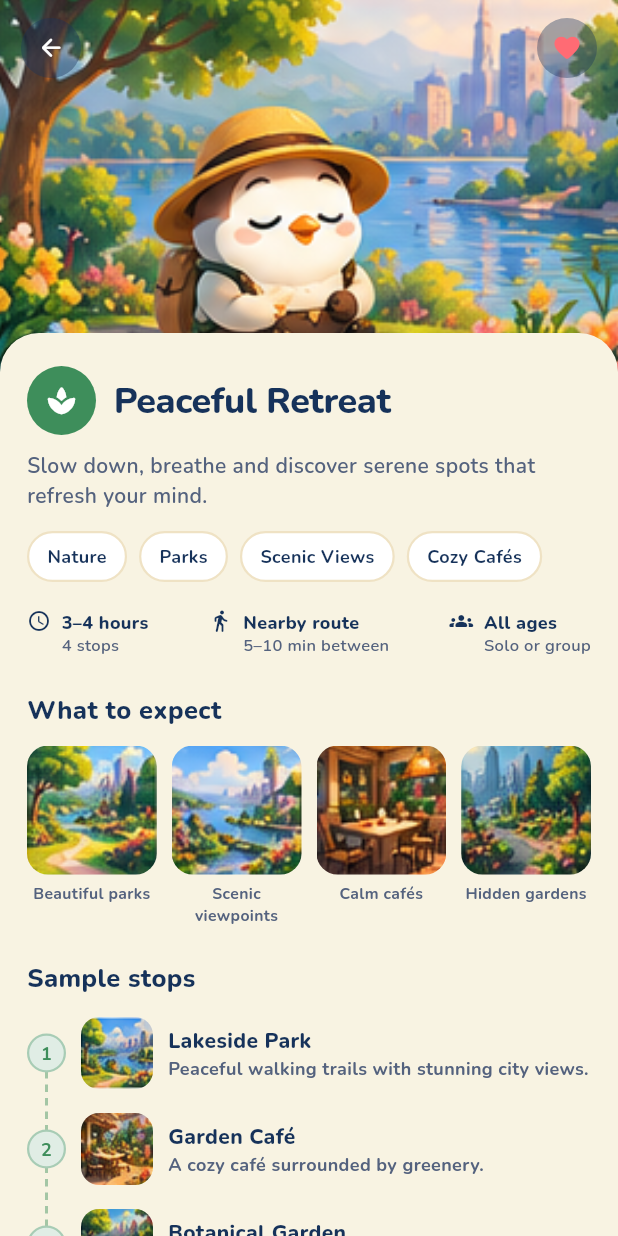
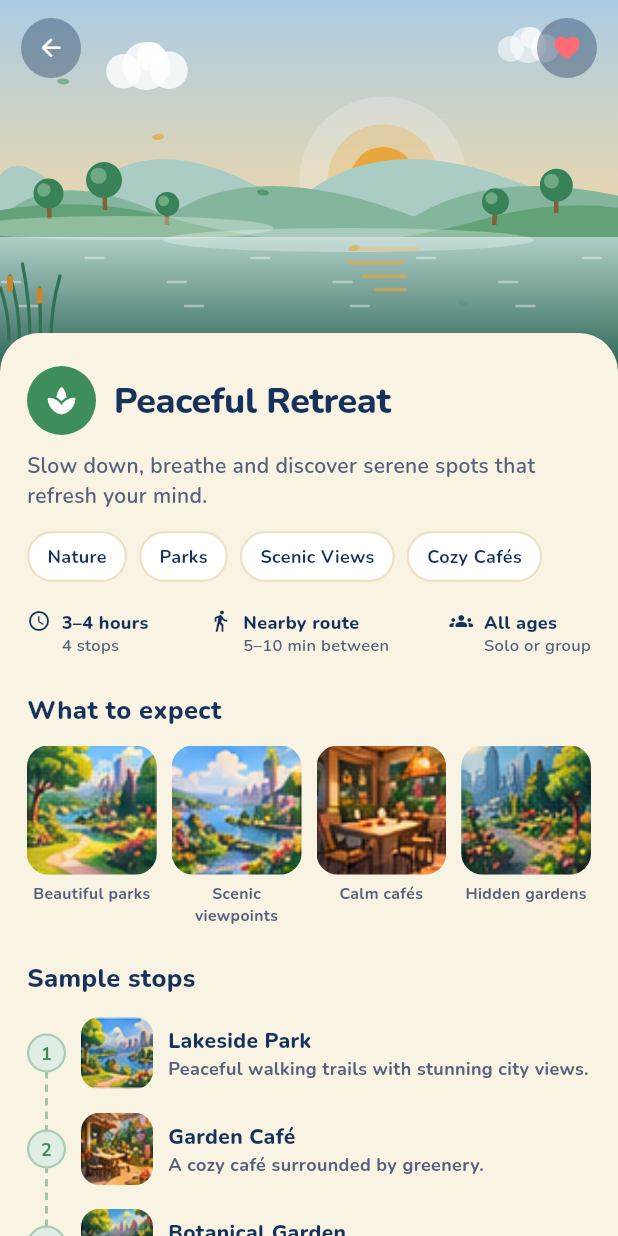
Before and after one commit to pratikHan/MysteryTravel, a Flutter app: the QuestDetailScreen screen opened directly with empty values, after a tap on the "favorite outline" icon, on a phone screen of 412 x 824 dp. Run offline on Flutter 3.47's test engine with Material 3 defaults, Android fonts, the phone set to English and light mode, and no system bars; our stand-ins replace audioplayers, go_router, google_fonts, lottie.

Commit message:
Quest Detail: animated Peaceful Retreat lake scene header
Co-Authored-By: Claude Opus 5.5 <noreply@anthropic.com>

```diff
--- a/app/lib/screens/explore/quest_detail_screen.dart
+++ b/app/lib/screens/explore/quest_detail_screen.dart
@@ -9,6 +9,7 @@ import '../../theme/tokens.dart';
 import '../../widgets/app_text.dart';
 import '../../widgets/buttons.dart';
 import '../../widgets/motion_widgets.dart';
+import 'scenes/quest_scene.dart';
 
 /// One parameterized quest detail screen; the accent comes from the
 /// quest's theme (source: quest_detail_*.dc.html — never fork this).
@@ -24,6 +25,7 @@ class QuestDetailScreen extends StatelessWidget {
     final quest = Fixtures.questById(questId);
     final accent = quest.theme.accent(context.accents);
     final favorite = state.favorites.contains(quest.id);
+    final scene = questSceneFor(quest.id);
     return Scaffold(
       body: ListView(
         padding: EdgeInsets.zero,
@@ -34,12 +36,35 @@ class QuestDetailScreen extends StatelessWidget {
             child: Stack(
               fit: StackFit.expand,
               children: [
-                KenBurns(
-                  child: Hero(
+                // Animated scene when the quest has one (scenes/), else
+                // the static hero art.
+                if (scene != null)
+                  Hero(
                     tag: 'quest-${quest.id}',
-                    child: Image.asset(quest.heroImage, fit: BoxFit.cover),
+                    // Card art cross-fades into the live scene in flight.
+                    // (Flight animation runs 0→1 on push, 1→0 on pop.)
+                    flightShuttleBuilder: (_, animation, direction, from, to) {
+                      final push = direction == HeroFlightDirection.push;
+                      return Stack(
+                        fit: StackFit.expand,
+                        children: [
+                          (push ? to : from).widget,
+                          FadeTransition(
+                            opacity: ReverseAnimation(animation),
+                            child: (push ? from : to).widget,
+                          ),
+                        ],
+                      );
+                    },
+                    child: scene,
+                  )
+                else
+                  KenBurns(
+                    child: Hero(
+                      tag: 'quest-${quest.id}',
+                      child: Image.asset(quest.heroImage, fit: BoxFit.cover),
+                    ),
                   ),
-                ),
                 Positioned(
                   top: MediaQuery.paddingOf(context).top + AppSpace.m,
                   left: AppSpace.l,
--- /dev/null
+++ b/app/lib/screens/explore/scenes/peaceful_scene.dart
@@ -0,0 +1,401 @@
+import 'dart:math' as math;
+
+import 'package:flutter/material.dart';
+
+import '../../../theme/tokens.dart';
+
+/// Peaceful Retreat — "Morning by the lake": dawn sky with a rising sun,
+/// layered hills, round trees swaying, a duck family gliding across the
+/// lake with ripples, breathing mist, drifting leaves, swaying reeds and
+/// a fish that jumps every ~8s. All motion is integer multiples of the
+/// 40s loop so it repeats seamlessly.
+class PeacefulScenePainter extends CustomPainter {
+  PeacefulScenePainter(this.t, BuildContext context)
+    : colors = context.colors,
+      green = context.accents.peaceful,
+      topPadding = MediaQuery.paddingOf(context).top;
+
+  final double t;
+  final AppColors colors;
+  final Color green;
+  final double topPadding;
+
+  static const _tau = math.pi * 2;
+
+  /// The detail sheet overlaps the header's bottom by its corner radius.
+  static const _sheetOverlap = AppRadius.sheet;
+
+  @override
+  void paint(Canvas canvas, Size size) {
+    final w = size.width;
+    final h = size.height;
+    final visibleBottom = h - _sheetOverlap;
+    final lakeTop = visibleBottom - 64;
+
+    // Dawn palette from tokens.
+    final skyTop = HSLColor.fromColor(colors.groundTop)
+        .withSaturation(0.5)
+        .withLightness(0.78)
+        .toColor();
+    final dawn = Color.lerp(colors.ground, colors.gold, 0.35)!;
+    final hillFar = Color.lerp(green, colors.groundTop, 0.7)!;
+    final hillMid = Color.lerp(green, colors.groundTop, 0.45)!;
+    final hillNear = Color.lerp(green, colors.ground, 0.2)!;
+    final water = Color.lerp(colors.groundTop, green, 0.28)!;
+    final waterDeep = Color.lerp(colors.pill, green, 0.55)!;
+
+    // Sky.
+    canvas.drawRect(
+      Rect.fromLTWH(0, 0, w, lakeTop),
+      Paint()
+        ..shader = LinearGradient(
+          begin: Alignment.topCenter,
+          end: Alignment.bottomCenter,
+          colors: [skyTop, dawn],
+        ).createShader(Rect.fromLTWH(0, 0, w, lakeTop)),
+    );
+
+    // Rising sun with a breathing halo, half behind the far hills.
+    final pulse = math.sin(t * _tau * 5);
+    final sun = Offset(w * 0.62, lakeTop - 38);
+    canvas.drawCircle(
+      sun,
+      54 + 3 * pulse,
+      Paint()..color = Colors.white.withValues(alpha: 0.22),
+    );
+    canvas.drawCircle(
+      sun,
+      36 + 2 * pulse,
+      Paint()..color = colors.gold.withValues(alpha: 0.3),
+    );
+    canvas.drawCircle(sun, 22, Paint()..color = colors.gold);
+
+    // Soft clouds.
+    final cloud = Colors.white.withValues(alpha: 0.8);
+    _cloud(
+      canvas,
+      Offset(w * 0.22 + math.sin(t * _tau) * 14, topPadding + 44),
+      16,
+      cloud,
+    );
+    _cloud(
+      canvas,
+      Offset(w * 0.84 + math.sin(t * _tau + 2) * 10, topPadding + 30),
+      12,
+      cloud.withValues(alpha: 0.55),
+    );
+
+    // Hills: far, mid, near (near carries the trees).
+    _hill(canvas, w, lakeTop, 52, const [0.0, 0.35, 0.8], hillFar);
+    _hill(canvas, w, lakeTop, 34, const [0.15, 0.55, 1.0], hillMid);
+    final nearHill = Path()
+      ..moveTo(-10, lakeTop + 2)
+      ..lineTo(-10, lakeTop - 16)
+      ..quadraticBezierTo(w * 0.14, lakeTop - 30, w * 0.3, lakeTop - 10)
+      ..quadraticBezierTo(w * 0.38, lakeTop - 2, w * 0.46, lakeTop + 2)
+      ..close();
+    canvas.drawPath(nearHill, Paint()..color = hillNear);
+    final nearHillR = Path()
+      ..moveTo(w * 0.62, lakeTop + 2)
+      ..quadraticBezierTo(w * 0.72, lakeTop - 4, w * 0.8, lakeTop - 14)
+      ..quadraticBezierTo(w * 0.92, lakeTop - 26, w + 10, lakeTop - 18)
+      ..lineTo(w + 10, lakeTop + 2)
+      ..close();
+    canvas.drawPath(nearHillR, Paint()..color = hillNear);
+
+    // Round trees swaying from their trunk base — kept low so their
+    // crowns stay clear of the back / favourite buttons.
+    for (final (i, (fx, base, r)) in const [
+      (0.08, -14.0, 10.0),
+      (0.17, -20.0, 12.0),
+      (0.27, -10.0, 8.0),
+      (0.8, -10.0, 9.0),
+      (0.9, -18.0, 11.0),
+    ].indexed) {
+      _tree(
+        canvas,
+        Offset(w * fx, lakeTop + base),
+        r,
+        math.sin(t * _tau * 8 + i * 1.3) * 0.05,
+        green,
+      );
+    }
+
+    // Lake.
+    final lake = Rect.fromLTWH(0, lakeTop, w, h - lakeTop);
+    canvas.drawRect(
+      lake,
+      Paint()
+        ..shader = LinearGradient(
+          begin: Alignment.topCenter,
+          end: Alignment.bottomCenter,
+          colors: [water, waterDeep],
+        ).createShader(lake),
+    );
+
+    // Sun reflection: broken gold streaks under the sun.
+    final glint = Paint()
+      ..color = colors.gold.withValues(alpha: 0.6)
+      ..strokeWidth = 2.5
+      ..strokeCap = StrokeCap.round;
+    for (var row = 0; row < 4; row++) {
+      final y = lakeTop + 8 + row * 9.0;
+      final dx = math.sin(t * _tau * 6 + row * 1.7) * 5;
+      final half = 22.0 - row * 4;
+      canvas.drawLine(
+        Offset(sun.dx - half + dx, y),
+        Offset(sun.dx + half + dx, y),
+        glint,
+      );
+    }
+
+    // Gentle drifting ripple dashes.
+    final ripple = Paint()
+      ..color = Colors.white.withValues(alpha: 0.4)
+      ..strokeWidth = 1.6
+      ..strokeCap = StrokeCap.round;
+    for (var row = 0; row < 3; row++) {
+      final y = lakeTop + 14 + row * 16.0;
+      for (var k = 0; k < 4; k++) {
+        final x =
+            ((k / 4 + t * 2 * (row.isEven ? 1 : -1) + row * 0.2) % 1.0) *
+                (w + 30) -
+            15;
+        canvas.drawLine(Offset(x, y), Offset(x + 12, y), ripple);
+      }
+    }
+
+    // Fish jump every 8s (5 per loop): arc out of the water, then rings.
+    final jump = (t * 5) % 1.0;
+    final jumpAt = Offset(
+      w * (0.2 + 0.12 * ((t * 5).floor() % 3)),
+      lakeTop + 30,
+    );
+    if (jump < 0.06) {
+      final p = jump / 0.06;
+      final pos = Offset(
+        jumpAt.dx + (p - 0.5) * 26,
+        jumpAt.dy - math.sin(p * math.pi) * 22,
+      );
+      canvas.save();
+      canvas.translate(pos.dx, pos.dy);
+      canvas.rotate((p - 0.5) * 1.6);
+      canvas.drawOval(
+        Rect.fromCenter(center: Offset.zero, width: 13, height: 6),
+        Paint()..color = colors.goldDeep,
+      );
+      canvas.drawPath(
+        Path()
+          ..moveTo(-6, 0)
+          ..lineTo(-11, -4)
+          ..lineTo(-11, 4)
+          ..close(),
+        Paint()..color = colors.goldDeep,
+      );
+      canvas.restore();
+    } else if (jump < 0.3) {
+      final p = (jump - 0.06) / 0.24;
+      final ring = Paint()
+        ..color = Colors.white.withValues(alpha: 0.6 * (1 - p))
+        ..style = PaintingStyle.stroke
+        ..strokeWidth = 1.4;
+      for (final s in [1.0, 0.6]) {
+        canvas.drawOval(
+          Rect.fromCenter(
+            center: jumpAt.translate(13, 0),
+            width: 10 + 44 * p * s,
+            height: 4 + 12 * p * s,
+          ),
+          ring,
+        );
+      }
+    }
+
+    // Duck family gliding left → right once per loop, with a V wake.
+    final duckX = -70 + t * (w + 140);
+    final duckY = lakeTop + 22;
+    for (final (i, (dx, scale)) in const [
+      (0.0, 1.0),
+      (-24.0, 0.6),
+      (-40.0, 0.6),
+      (-56.0, 0.6),
+    ].indexed) {
+      final bob = math.sin(t * _tau * 20 + i * 1.1) * 1.2;
+      _duck(canvas, Offset(duckX + dx, duckY + bob), scale, i == 0);
+    }
+
+    // Breathing mist bands across the hill line.
+    final breathe = 0.5 + 0.5 * math.sin(t * _tau * 2);
+    final mist = Paint()
+      ..color = Colors.white.withValues(alpha: 0.16 + 0.14 * breathe);
+    for (final (fx, dy, mw) in const [(0.15, -6.0, 0.5), (0.6, 2.0, 0.6)]) {
+      final drift = math.sin(t * _tau + fx * 6) * 18;
+      canvas.drawOval(
+        Rect.fromCenter(
+          center: Offset(w * fx + drift, lakeTop + dy),
+          width: w * mw,
+          height: 16,
+        ),
+        mist,
+      );
+    }
+
+    // Reeds swaying at the bottom-left shore.
+    final reed = Paint()
+      ..color = Color.lerp(green, colors.pill, 0.3)!
+      ..strokeWidth = 2.2
+      ..strokeCap = StrokeCap.round
+      ..style = PaintingStyle.stroke;
+    final cattail = Paint()..color = colors.goldDeep;
+    for (var i = 0; i < 5; i++) {
+      final base = Offset(6 + i * 7.0, visibleBottom + 4);
+      final sway = math.sin(t * _tau * 6 + i * 0.8) * 5;
+      final tip = base.translate(sway + (i - 2) * 3, -34 - (i % 3) * 8.0);
+      canvas.drawPath(
+        Path()
+          ..moveTo(base.dx, base.dy)
+          ..quadraticBezierTo(base.dx, (base.dy + tip.dy) / 2, tip.dx, tip.dy),
+        reed,
+      );
+      if (i.isOdd) {
+        canvas.drawRRect(
+          RRect.fromRectAndRadius(
+            Rect.fromCenter(center: tip.translate(0, 5), width: 4, height: 11),
+            const Radius.circular(2),
+          ),
+          cattail,
+        );
+      }
+    }
+
+    // Leaves drifting down with a side-to-side sway (3 falls per loop).
+    final leaf = Paint();
+    for (var i = 0; i < 6; i++) {
+      final p = (t * 3 + i / 6) % 1.0;
+      final y = topPadding + p * (visibleBottom - topPadding);
+      final x = w * (0.1 + 0.16 * i) + math.sin(p * _tau * 2 + i) * 14;
+      leaf.color = (i.isEven ? green : colors.gold).withValues(
+        alpha: 0.75 * math.sin(p * math.pi),
+      );
+      canvas.save();
+      canvas.translate(x, y);
+      canvas.rotate(math.sin(p * _tau * 2 + i) * 0.9);
+      canvas.drawOval(
+        Rect.fromCenter(center: Offset.zero, width: 8, height: 4),
+        leaf,
+      );
+      canvas.restore();
+    }
+  }
+
+  void _hill(
+    Canvas canvas,
+    double w,
+    double base,
+    double peak,
+    List<double> crests,
+    Color color,
+  ) {
+    final path = Path()..moveTo(-10, base);
+    var prevX = -10.0;
+    for (final c in crests) {
+      final x = w * c;
+      path.quadraticBezierTo(
+        (prevX + x) / 2,
+        base - peak * 1.6,
+        x + w * 0.12,
+        base - peak * 0.4,
+      );
+      prevX = x + w * 0.12;
+    }
+    path
+      ..quadraticBezierTo(w, base - peak * 0.3, w + 10, base)
+      ..close();
+    canvas.drawPath(path, Paint()..color = color);
+  }
+
+  void _tree(Canvas canvas, Offset base, double r, double sway, Color green) {
+    canvas.save();
+    canvas.translate(base.dx, base.dy);
+    canvas.rotate(sway);
+    canvas.drawRect(
+      Rect.fromLTWH(-1.5, -r * 0.9, 3, r * 0.9 + 2),
+      Paint()..color = Color.lerp(colors.goldDeep, colors.pill, 0.4)!,
+    );
+    final crown = Paint()..color = Color.lerp(green, colors.pill, 0.12)!;
+    canvas.drawCircle(Offset(0, -r * 1.5), r, crown);
+    canvas.drawCircle(
+      Offset(-r * 0.3, -r * 1.75),
+      r * 0.45,
+      Paint()..color = Color.lerp(green, Colors.white, 0.25)!,
+    );
+    canvas.restore();
+  }
+
+  void _duck(Canvas canvas, Offset c, double s, bool parent) {
+    final body = Paint()
+      ..color = parent
+          ? colors.surface
+          : Color.lerp(colors.gold, Colors.white, 0.35)!;
+    // Wake.
+    final wake = Paint()
+      ..color = Colors.white.withValues(alpha: 0.45)
+      ..strokeWidth = 1.2
+      ..style = PaintingStyle.stroke;
+    canvas.drawLine(
+      c.translate(-10 * s, 4 * s),
+      c.translate(-22 * s, 8 * s),
+      wake,
+    );
+    canvas.drawLine(
+      c.translate(-10 * s, 5 * s),
+      c.translate(-20 * s, 1 * s),
+      wake,
+    );
+    // Body + tail.
+    canvas.drawOval(
+      Rect.fromCenter(center: c, width: 22 * s, height: 10 * s),
+      body,
+    );
+    canvas.drawPath(
+      Path()
+        ..moveTo(c.dx - 9 * s, c.dy - 1 * s)
+        ..lineTo(c.dx - 14 * s, c.dy - 6 * s)
+        ..lineTo(c.dx - 6 * s, c.dy - 3 * s)
+        ..close(),
+      body,
+    );
+    // Head (mallard green on the parent), beak, eye.
+    final head = c.translate(8 * s, -7 * s);
+    canvas.drawCircle(
+      head,
+      5 * s,
+      parent ? (Paint()..color = Color.lerp(green, colors.pill, 0.3)!) : body,
+    );
+    canvas.drawPath(
+      Path()
+        ..moveTo(head.dx + 4 * s, head.dy - 1 * s)
+        ..lineTo(head.dx + 9 * s, head.dy + 0.5 * s)
+        ..lineTo(head.dx + 4 * s, head.dy + 2 * s)
+        ..close(),
+      Paint()..color = colors.goldDeep,
+    );
+    canvas.drawCircle(
+      head.translate(1.5 * s, -1 * s),
+      1 * s,
+      Paint()..color = colors.pill,
+    );
+  }
+
+  void _cloud(Canvas canvas, Offset center, double r, Color color) {
+    final paint = Paint()..color = color;
+    canvas.drawCircle(center, r, paint);
+    canvas.drawCircle(center.translate(r * 0.95, r * 0.18), r * 0.78, paint);
+    canvas.drawCircle(center.translate(-r * 0.95, r * 0.22), r * 0.72, paint);
+    canvas.drawCircle(center.translate(r * 0.2, -r * 0.4), r * 0.6, paint);
+  }
+
+  @override
+  bool shouldRepaint(PeacefulScenePainter old) =>
+      old.t != t || old.colors != colors || old.green != green;
+}
--- /dev/null
+++ b/app/lib/screens/explore/scenes/quest_scene.dart
@@ -0,0 +1,69 @@
+import 'package:flutter/material.dart';
+
+import '../../../core/motion.dart';
+import 'peaceful_scene.dart';
+
+/// Animated header backgrounds for Quest Detail, one painter per quest.
+/// Returns null when a quest has no scene yet — the header then keeps
+/// its static hero image, so scenes can roll out one at a time.
+Widget? questSceneFor(String questId) => switch (questId) {
+  'peaceful' => const LoopingScene(painter: PeacefulScenePainter.new),
+  _ => null,
+};
+
+typedef ScenePainterBuilder = CustomPainter Function(
+  double t,
+  BuildContext context,
+);
+
+/// Hosts a looping scene: one slow controller whose value `t` (0→1)
+/// drives every motion in the painter. Frozen at a pleasant frame under
+/// reduced motion.
+class LoopingScene extends StatefulWidget {
+  const LoopingScene({
+    super.key,
+    required this.painter,
+    this.period = const Duration(seconds: 40),
+  });
+
+  final ScenePainterBuilder painter;
+  final Duration period;
+
+  @override
+  State<LoopingScene> createState() => _LoopingSceneState();
+}
+
+class _LoopingSceneState extends State<LoopingScene>
+    with SingleTickerProviderStateMixin {
+  late final AnimationController _c = AnimationController(
+    vsync: this,
+    duration: widget.period,
+  );
+
+  @override
+  void initState() {
+    super.initState();
+    WidgetsBinding.instance.addPostFrameCallback((_) {
+      if (mounted && !MotionSettings.reduced(context)) _c.repeat();
+    });
+  }
+
+  @override
+  void dispose() {
+    _c.dispose();
+    super.dispose();
+  }
+
+  @override
+  Widget build(BuildContext context) => RepaintBoundary(
+    child: AnimatedBuilder(
+      animation: _c,
+      builder: (context, _) => CustomPaint(
+        painter: widget.painter(
+          MotionSettings.reduced(context) ? 0.3 : _c.value,
+          context,
+        ),
+      ),
+    ),
+  );
+}
```
Also changed, not shown: 1 other file.
